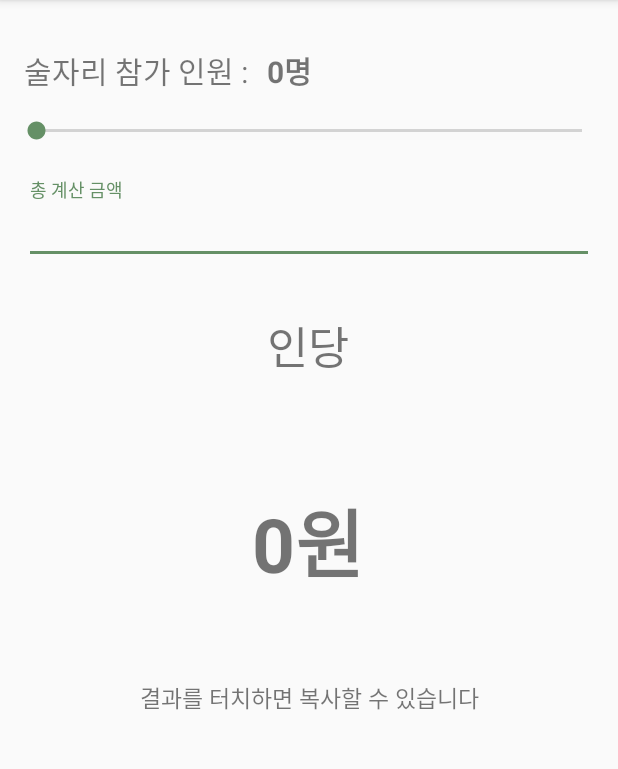
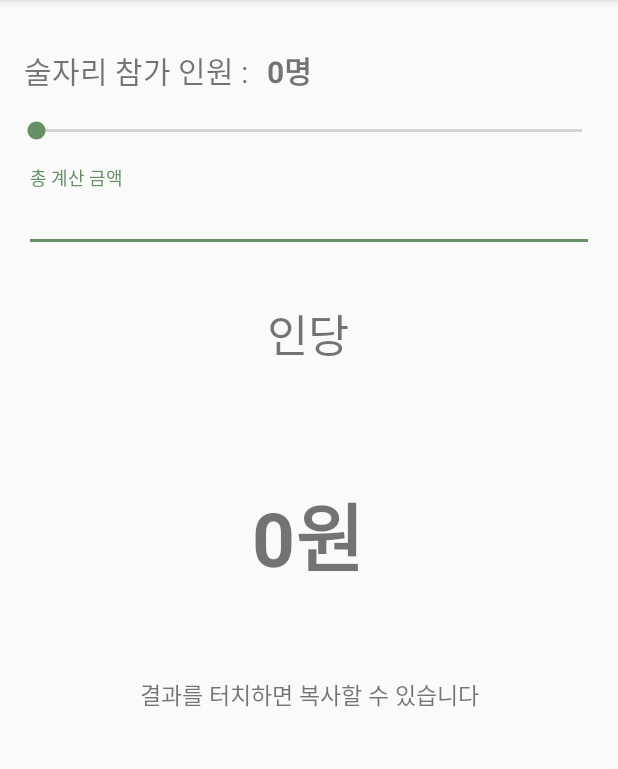
Before and after one commit to H43RO/Hate-Alcohol-Calculator, an Android app: the NormalCaculatorActivity screen opened directly, with no data from a screen before it, on a phone screen of 412 x 824 dp, the part 84-853 px from its top. Run offline under Robolectric (Android 15) with nearby library versions, the phone set to English and light mode, and no system bars.

Commit message:
Fix editText

```diff
--- a/app/src/main/res/layout/activity_normal_caculator.xml
+++ b/app/src/main/res/layout/activity_normal_caculator.xml
@@ -48,12 +48,12 @@
         android:id="@+id/total_sum_input"
         android:layout_width="match_parent"
         android:layout_height="wrap_content"
-        android:layout_marginTop="24dp"
+        android:layout_marginTop="16dp"
         app:layout_constraintEnd_toEndOf="parent"
         app:layout_constraintStart_toStartOf="parent"
         app:layout_constraintTop_toBottomOf="@+id/seekBar">
 
-        <EditText
+        <com.google.android.material.textfield.TextInputEditText
             android:id="@+id/total_sum_edit_text"
             android:layout_width="match_parent"
             android:layout_height="wrap_content"
```
